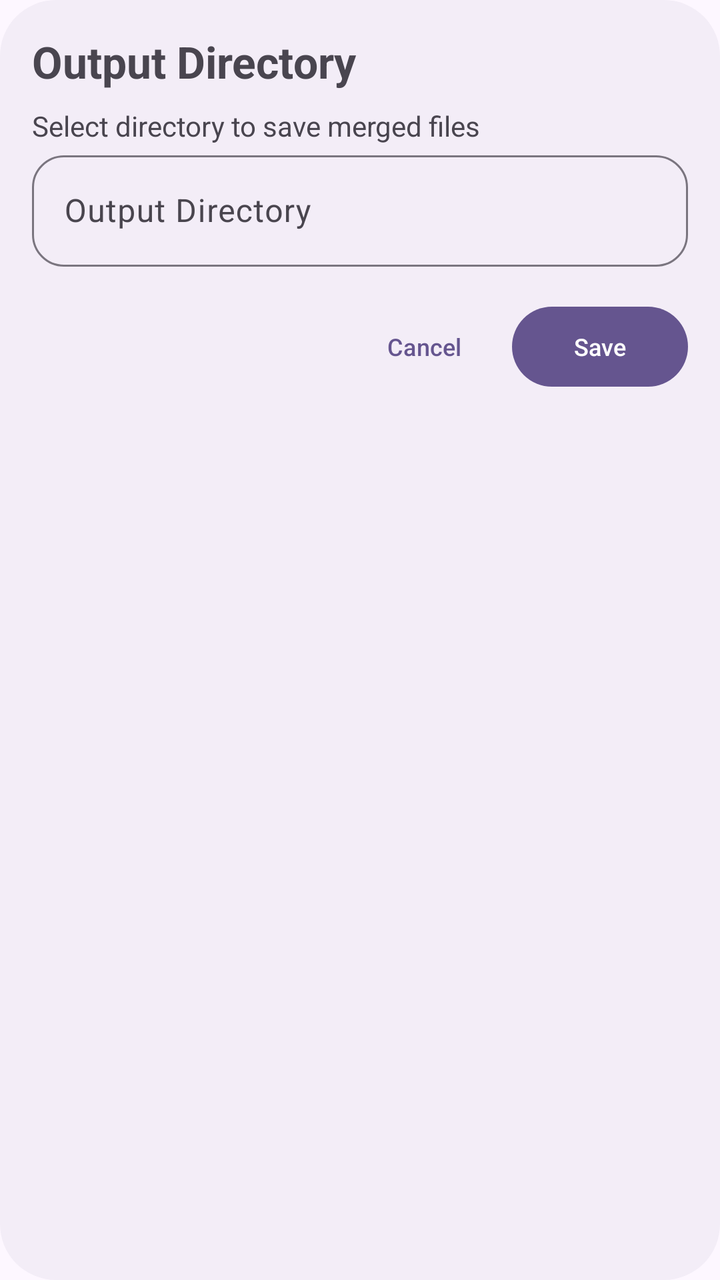
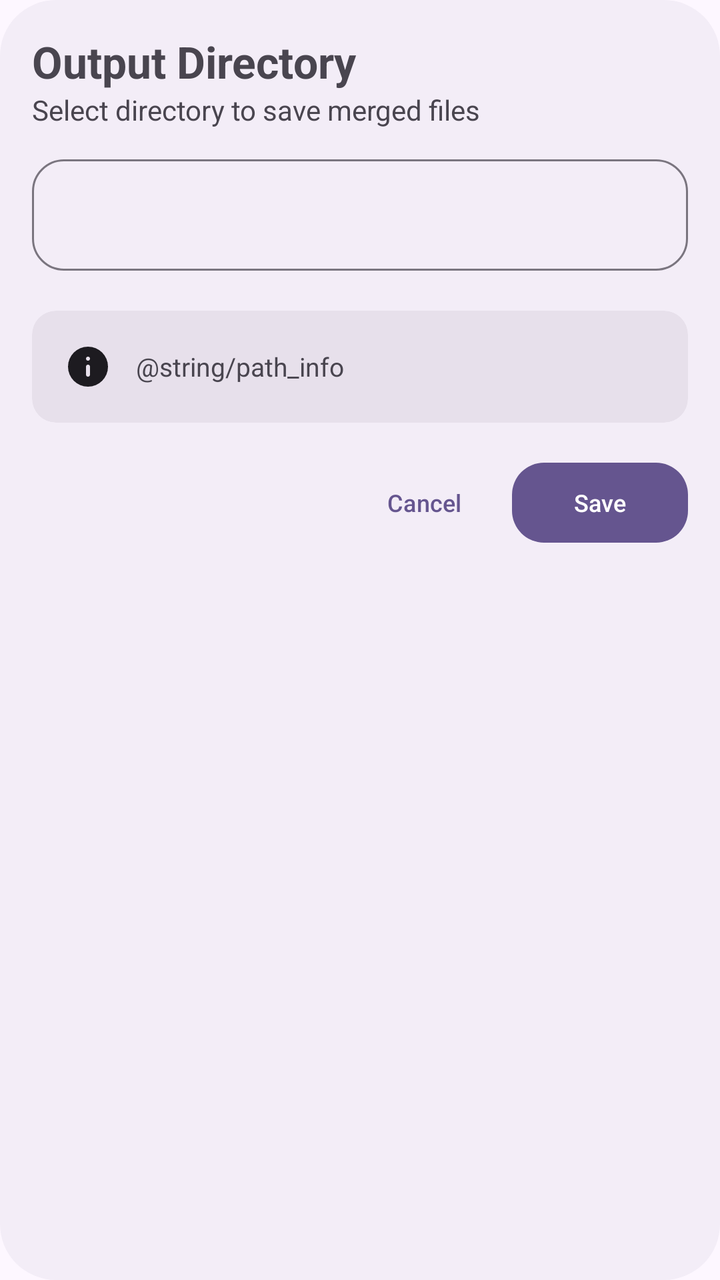

Screens rendered from an Android XML layout before and after an edit, with the pre-edit source and the edit as a unified diff.
<!-- AndroidManifest.xml: application theme AppTheme -->
<!-- res/layout/output_path_dialog.xml -->
<?xml version="1.0" encoding="utf-8"?>
<LinearLayout xmlns:android="http://schemas.android.com/apk/res/android"
    xmlns:tools="http://schemas.android.com/tools"
    xmlns:app="http://schemas.android.com/apk/res-auto"
    android:layout_width="match_parent"
    android:layout_height="wrap_content"
    android:orientation="vertical"
    android:padding="16dp"
    android:background="@drawable/bg_popup">

    <TextView
        android:id="@+id/title"
        android:layout_width="match_parent"
        android:layout_height="wrap_content"
        android:text="@string/title_output_directory"
        android:textSize="22sp"
        android:textStyle="bold" />

    <TextView
        android:id="@+id/subtitle"
        android:layout_width="match_parent"
        android:layout_height="wrap_content"
        android:layout_marginTop="8dp"
        android:text="@string/desc_output_directory"
        android:textSize="14sp" />

    <com.google.android.material.textfield.TextInputLayout
        style="@style/Widget.Merger.TextInput"
        android:layout_width="match_parent"
        android:layout_height="wrap_content"
        android:hint="@string/title_output_directory"
        app:boxBackgroundMode="outline"
        app:endIconMode="clear_text">

        <com.google.android.material.textfield.TextInputEditText
            android:id="@+id/input"
            android:layout_width="match_parent"
            android:layout_height="wrap_content"
            android:singleLine="true" />

    </com.google.android.material.textfield.TextInputLayout>

    <androidx.constraintlayout.widget.ConstraintLayout
        android:layout_width="match_parent"
        android:layout_height="wrap_content"
        android:layout_marginTop="16dp"
        android:orientation="horizontal">

        <com.google.android.material.button.MaterialButton
            android:id="@+id/buttonCancel"
            style="@style/Widget.Material3.Button.TextButton"
            android:layout_width="wrap_content"
            android:layout_height="wrap_content"
            android:layout_marginTop="16dp"
            android:text="@string/cancel_app"
            android:textSize="12sp"
            android:background="@android:color/transparent"
            app:layout_constraintEnd_toStartOf="@id/buttonConfirm"
            tools:ignore="MissingConstraints" />

        <com.google.android.material.button.MaterialButton
            android:id="@+id/buttonConfirm"
            android:layout_width="wrap_content"
            android:layout_height="wrap_content"
            android:layout_marginTop="16dp"
            android:text="@string/btn_save"
            android:textSize="12sp"
            android:layout_marginStart="16dp"
            app:layout_constraintEnd_toEndOf="parent"
            tools:ignore="MissingConstraints" />

    </androidx.constraintlayout.widget.ConstraintLayout>

</LinearLayout>
<!-- resources referenced by this layout -->
<resources>
  <!-- drawable bg_popup (drawable) -->
  <?xml version="1.0" encoding="utf-8"?>
  <shape xmlns:android="http://schemas.android.com/apk/res/android">
  
      <solid android:color="?attr/colorSurfaceContainer"/>
  
      <corners android:radius="28dp"/>
  
  </shape>
  <string name="btn_save">Save</string>
  <string name="cancel_app">Cancel</string>
  <string name="desc_output_directory">Select directory to save merged files</string>
  <string name="title_output_directory">Output Directory</string>
  <style name="Widget.Merger.TextInput" parent="Widget.Material3.TextInputLayout.OutlinedBox">
          <item name="boxCornerRadiusTopStart">16dp</item>
          <item name="boxCornerRadiusTopEnd">16dp</item>
          <item name="boxCornerRadiusBottomStart">16dp</item>
          <item name="boxCornerRadiusBottomEnd">16dp</item>
      </style>
  <color name="md_theme_primary">#65558F</color>
  <color name="md_theme_onPrimary">#FFFFFF</color>
  <color name="md_theme_primaryContainer">#E9DDFF</color>
  <color name="md_theme_onPrimaryContainer">#4D3D75</color>
  <color name="md_theme_secondary">#625B71</color>
  <color name="md_theme_onSecondary">#FFFFFF</color>
  <color name="md_theme_secondaryContainer">#E8DEF8</color>
  <color name="md_theme_onSecondaryContainer">#4A4458</color>
  <color name="md_theme_tertiary">#7E5260</color>
  <color name="md_theme_onTertiary">#FFFFFF</color>
  <color name="md_theme_tertiaryContainer">#FFD9E3</color>
  <color name="md_theme_onTertiaryContainer">#633B48</color>
  <color name="md_theme_error">#BA1A1A</color>
  <color name="md_theme_onError">#FFFFFF</color>
  <color name="md_theme_errorContainer">#FFDAD6</color>
  <color name="md_theme_onErrorContainer">#93000A</color>
  <color name="md_theme_background">#FDF7FF</color>
  <color name="md_theme_onBackground">#1D1B20</color>
  <color name="md_theme_surface">#FDF7FF</color>
  <color name="md_theme_onSurface">#1D1B20</color>
  <color name="md_theme_surfaceVariant">#E7E0EB</color>
  <color name="md_theme_onSurfaceVariant">#49454E</color>
  <color name="md_theme_outline">#7A757F</color>
  <color name="md_theme_outlineVariant">#CAC4CF</color>
  <color name="md_theme_inverseSurface">#322F35</color>
  <color name="md_theme_inverseOnSurface">#F5EFF7</color>
  <color name="md_theme_inversePrimary">#CFBDFE</color>
  <!-- unchanged entries left out for length: 1 -->
</resources>

<!-- the commit's change to res/layout/output_path_dialog.xml (unified diff, before → after) -->
@@ -20,7 +20,6 @@
         android:id="@+id/subtitle"
         android:layout_width="match_parent"
         android:layout_height="wrap_content"
-        android:layout_marginTop="8dp"
         android:text="@string/desc_output_directory"
         android:textSize="14sp" />
 
@@ -28,8 +27,8 @@
         style="@style/Widget.Merger.TextInput"
         android:layout_width="match_parent"
         android:layout_height="wrap_content"
-        android:hint="@string/title_output_directory"
         app:boxBackgroundMode="outline"
+        android:layout_marginTop="10dp"
         app:endIconMode="clear_text">
 
         <com.google.android.material.textfield.TextInputEditText
@@ -39,6 +38,38 @@
             android:singleLine="true" />
 
     </com.google.android.material.textfield.TextInputLayout>
+
+    <com.google.android.material.card.MaterialCardView
+        android:layout_width="match_parent"
+        android:layout_height="wrap_content"
+        android:layout_marginTop="20dp"
+        style="@style/Widget.Card.RoundedMiddle">
+
+        <LinearLayout
+            android:layout_width="match_parent"
+            android:layout_height="match_parent"
+            android:orientation="horizontal"
+            android:gravity="center_vertical"
+            android:padding="16dp">
+
+            <ImageView
+                android:layout_width="24dp"
+                android:layout_height="24dp"
+                app:tint="?attr/colorOnSurface"
+                android:src="@drawable/ic_info" />
+
+            <TextView
+                android:layout_width="0dp"
+                android:layout_height="wrap_content"
+                android:layout_weight="1"
+                android:layout_marginStart="12dp"
+                android:justificationMode="inter_word"
+                android:text="@string/path_info"
+                android:textSize="13sp" />
+
+        </LinearLayout>
+
+    </com.google.android.material.card.MaterialCardView>
 
     <androidx.constraintlayout.widget.ConstraintLayout
         android:layout_width="match_parent"
@@ -54,6 +85,7 @@
             android:layout_marginTop="16dp"
             android:text="@string/cancel_app"
             android:textSize="12sp"
+            app:cornerRadius="16dp"
             android:background="@android:color/transparent"
             app:layout_constraintEnd_toStartOf="@id/buttonConfirm"
             tools:ignore="MissingConstraints" />
@@ -65,6 +97,7 @@
             android:layout_marginTop="16dp"
             android:text="@string/btn_save"
             android:textSize="12sp"
+            app:cornerRadius="16dp"
             android:layout_marginStart="16dp"
             app:layout_constraintEnd_toEndOf="parent"
             tools:ignore="MissingConstraints" />
<!-- resource entries referenced after the edit -->
@@ -9,10 +9,25 @@
       <corners android:radius="28dp"/>
   
   </shape>
+  <!-- drawable ic_info (drawable) -->
+  <vector xmlns:android="http://schemas.android.com/apk/res/android"
+      android:width="24dp"
+      android:height="24dp"
+      android:viewportWidth="960"
+      android:viewportHeight="960">
+    <path
+        android:pathData="M508.5,668.5Q520,657 520,640v-160q0,-17 -11.5,-28.5T480,440q-17,0 -28.5,11.5T440,480v160q0,17 11.5,28.5T480,680q17,0 28.5,-11.5ZM508.5,348.5Q520,337 520,320t-11.5,-28.5Q497,280 480,280t-28.5,11.5Q440,303 440,320t11.5,28.5Q463,360 480,360t28.5,-11.5ZM480,880q-83,0 -156,-31.5T197,763q-54,-54 -85.5,-127T80,480q0,-83 31.5,-156T197,197q54,-54 127,-85.5T480,80q83,0 156,31.5T763,197q54,54 85.5,127T880,480q0,83 -31.5,156T763,763q-54,54 -127,85.5T480,880Z"
+        android:fillColor="#000000"/>
+  </vector>
   <string name="btn_save">Save</string>
   <string name="cancel_app">Cancel</string>
   <string name="desc_output_directory">Select directory to save merged files</string>
   <string name="title_output_directory">Output Directory</string>
+  <style name="Widget.Card.RoundedMiddle" parent="Widget.Material3.CardView.Filled">
+          <item name="android:layout_width">match_parent</item>
+          <item name="android:layout_height">wrap_content</item>
+          <item name="cardBackgroundColor">?attr/colorSurfaceVariant</item>
+      </style>
   <style name="Widget.Merger.TextInput" parent="Widget.Material3.TextInputLayout.OutlinedBox">
           <item name="boxCornerRadiusTopStart">16dp</item>
           <item name="boxCornerRadiusTopEnd">16dp</item>
